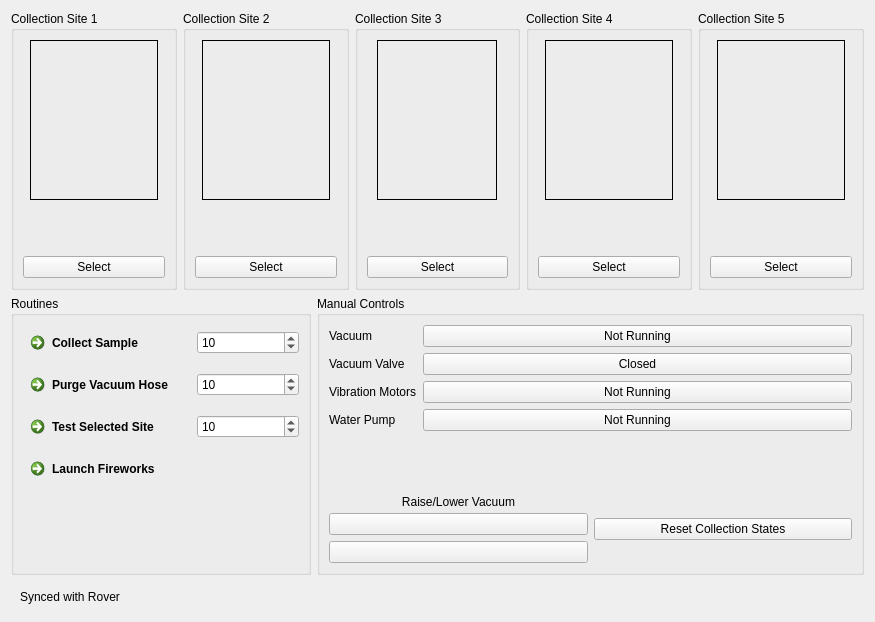
The window that resource/life_detection.ui (blueschu/nurover_2020_ui) describes before a commit, drawn with Qt 5.
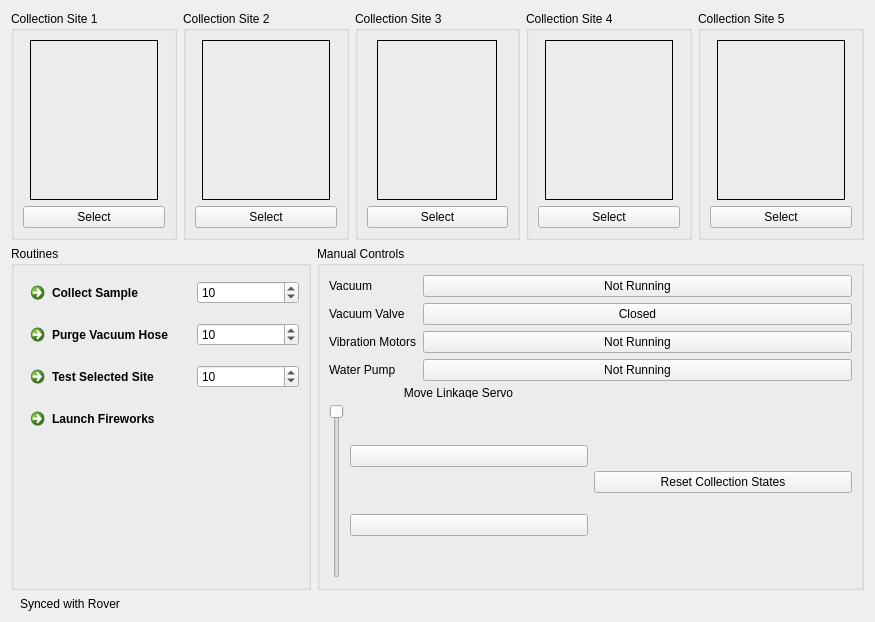
The same window after the commit. Icons and pictures are not drawn.

Commit message: Add linkage servo controls to LD UI

Patch:
```diff
--- a/resource/life_detection.ui
+++ b/resource/life_detection.ui
@@ -439,7 +439,7 @@
                </size>
               </property>
               <property name="text">
-               <string>Raise/Lower Vacuum</string>
+               <string>Move Linkage Servo</string>
               </property>
               <property name="alignment">
                <set>Qt::AlignCenter</set>
@@ -447,6 +447,29 @@
              </widget>
             </item>
             <item>
+             <layout class="QHBoxLayout" name="horizontalLayout_3">
+              <item>
+               <widget class="QSlider" name="linkage_slider">
+                <property name="enabled">
+                 <bool>true</bool>
+                </property>
+                <property name="tracking">
+                 <bool>true</bool>
+                </property>
+                <property name="orientation">
+                 <enum>Qt::Vertical</enum>
+                </property>
+                <property name="invertedAppearance">
+                 <bool>true</bool>
+                </property>
+                <property name="invertedControls">
+                 <bool>false</bool>
+                </property>
+               </widget>
+              </item>
+              <item>
+               <layout class="QVBoxLayout" name="verticalLayout_3">
+                <item>
              <widget class="QPushButton" name="button_vacuum_up">
               <property name="text">
                <string/>
@@ -463,6 +486,10 @@
                <string/>
               </property>
              </widget>
+                </item>
+               </layout>
+              </item>
+             </layout>
             </item>
            </layout>
           </item>
```
Lines whose indentation alone changed are shown as unchanged. The commit also changes 2 other files.
